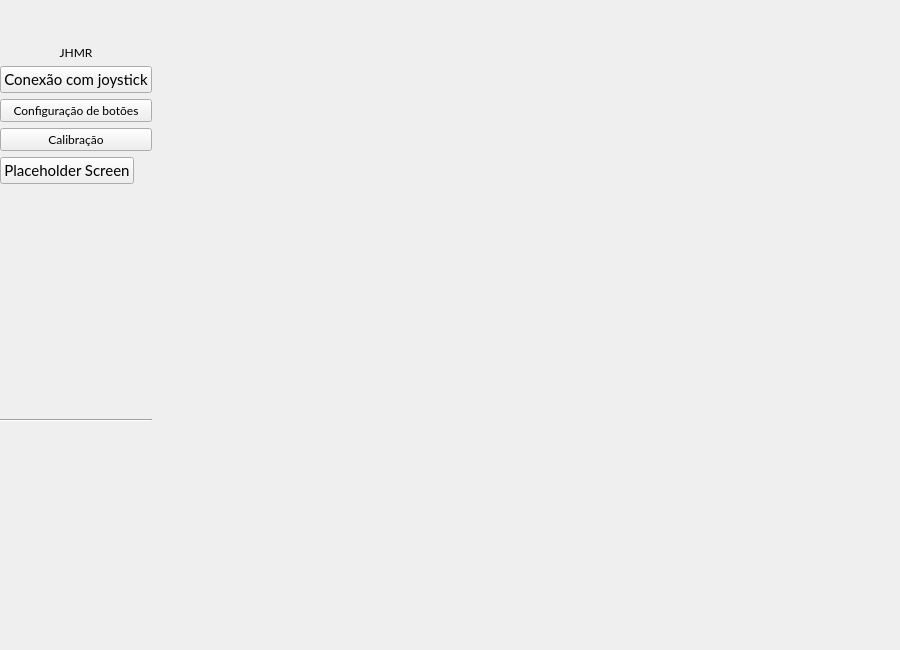
Above: ui/ui_files/main_window.ui from JPCassimiro/JHMR before the change. Below: the same form after it.
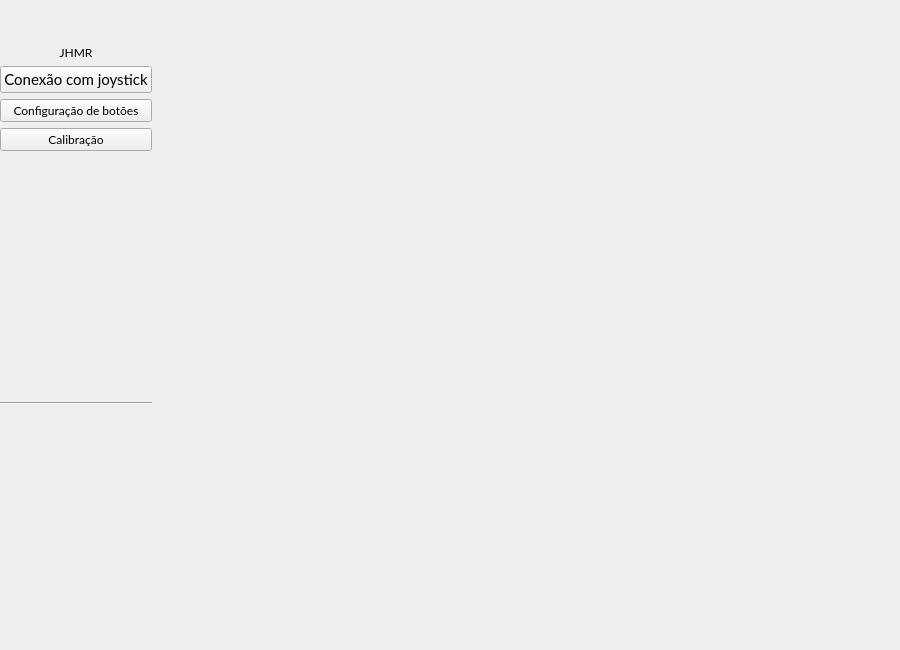
That is the form after the change. Icons and pictures are not drawn.

Commit message: config screen v.1

Patch:
```diff
--- a/ui/ui_files/main_window.ui
+++ b/ui/ui_files/main_window.ui
@@ -141,7 +141,7 @@
     </item>
     <item row="0" column="0" rowspan="3">
      <widget class="QWidget" name="sideMenu_2" native="true">
-      <layout class="QVBoxLayout" name="sideMenu" stretch="0,0,1,0,0,0,0,0,0">
+      <layout class="QVBoxLayout" name="sideMenu" stretch="0,0,1,0,0,0,0,0">
        <property name="leftMargin">
         <number>0</number>
        </property>
@@ -219,48 +219,6 @@
          </property>
         </widget>
        </item>
-       <item alignment="Qt::AlignmentFlag::AlignLeft">
-        <widget class="QPushButton" name="placeholderButton">
-         <property name="enabled">
-          <bool>true</bool>
-         </property>
-         <property name="font">
-          <font>
-           <family>Lato</family>
-           <pointsize>11</pointsize>
-          </font>
-         </property>
-         <property name="layoutDirection">
-          <enum>Qt::LayoutDirection::LeftToRight</enum>
-         </property>
-         <property name="autoFillBackground">
-          <bool>false</bool>
-         </property>
-         <property name="text">
-          <string>Placeholder Screen</string>
-         </property>
-         <property name="icon">
-          <iconset>
-           <normalon>../../resources/icons/resilience_orange.png</normalon>
-          </iconset>
-         </property>
-         <property name="iconSize">
-          <size>
-           <width>32</width>
-           <height>32</height>
-          </size>
-         </property>
-         <property name="checkable">
-          <bool>false</bool>
-         </property>
-         <property name="checked">
-          <bool>false</bool>
-         </property>
-         <property name="flat">
-          <bool>false</bool>
-         </property>
-        </widget>
-       </item>
        <item>
         <spacer name="verticalSpacer_3">
          <property name="orientation">
```
The commit also changes 31 other files.
